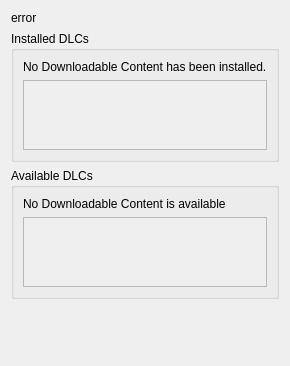
Before: the Qt Designer form rare/ui/components/tabs/games/game_info/game_dlc.ui in RareDevs/Rare, drawn with Qt 5.
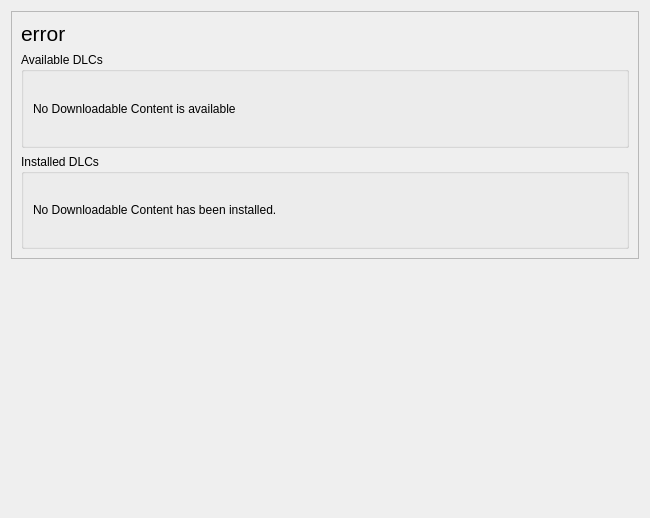
After: the same form once the commit is applied.

Commit message: Remove border from dlc tab

Patch:
```diff
--- a/rare/ui/components/tabs/games/game_info/game_dlc.ui
+++ b/rare/ui/components/tabs/games/game_info/game_dlc.ui
@@ -6,22 +6,42 @@
    <rect>
     <x>0</x>
     <y>0</y>
-    <width>287</width>
-    <height>366</height>
+       <width>650</width>
+       <height>518</height>
    </rect>
   </property>
   <property name="windowTitle">
    <string>GameDlc</string>
   </property>
   <layout class="QVBoxLayout" name="game_dlc_layout">
-   <item alignment="Qt::AlignTop">
+         <item>
+             <widget class="QScrollArea" name="noborder">
+                 <property name="widgetResizable">
+                     <bool>true</bool>
+                 </property>
+                 <widget class="QWidget" name="scrollAreaWidgetContents">
+                     <property name="geometry">
+                         <rect>
+                             <x>0</x>
+                             <y>0</y>
+                             <width>630</width>
+                             <height>245</height>
+                         </rect>
+                     </property>
+                     <layout class="QVBoxLayout" name="verticalLayout">
+                         <item>
     <widget class="QLabel" name="game_title">
      <property name="sizePolicy">
-      <sizepolicy hsizetype="Preferred" vsizetype="Preferred">
+                                     <sizepolicy hsizetype="Preferred" vsizetype="Maximum">
        <horstretch>0</horstretch>
        <verstretch>0</verstretch>
       </sizepolicy>
      </property>
+                                 <property name="font">
+                                     <font>
+                                         <pointsize>16</pointsize>
+                                     </font>
+                                 </property>
      <property name="text">
       <string notr="true">error</string>
      </property>
@@ -30,74 +50,6 @@
      </property>
     </widget>
    </item>
-   <item>
-    <widget class="QGroupBox" name="installed_dlc_group">
-     <property name="sizePolicy">
-      <sizepolicy hsizetype="Preferred" vsizetype="Preferred">
-       <horstretch>0</horstretch>
-       <verstretch>0</verstretch>
-      </sizepolicy>
-     </property>
-     <property name="title">
-      <string>Installed DLCs</string>
-     </property>
-     <property name="alignment">
-      <set>Qt::AlignLeading|Qt::AlignLeft|Qt::AlignTop</set>
-     </property>
-     <layout class="QVBoxLayout" name="installed_dlc_group_layout">
-      <item>
-       <widget class="QLabel" name="installed_dlc_label">
-        <property name="text">
-         <string>No Downloadable Content has been installed.</string>
-        </property>
-       </widget>
-      </item>
-      <item>
-       <widget class="QScrollArea" name="installed_dlc_scroll">
-        <property name="focusPolicy">
-         <enum>Qt::WheelFocus</enum>
-        </property>
-        <property name="frameShape">
-         <enum>QFrame::StyledPanel</enum>
-        </property>
-        <property name="frameShadow">
-         <enum>QFrame::Sunken</enum>
-        </property>
-        <property name="horizontalScrollBarPolicy">
-         <enum>Qt::ScrollBarAlwaysOff</enum>
-        </property>
-        <property name="widgetResizable">
-         <bool>true</bool>
-        </property>
-        <property name="alignment">
-         <set>Qt::AlignLeading|Qt::AlignLeft|Qt::AlignTop</set>
-        </property>
-        <widget class="QWidget" name="installed_dlc_contents">
-         <property name="geometry">
-          <rect>
-           <x>0</x>
-           <y>0</y>
-           <width>255</width>
-           <height>16</height>
-          </rect>
-         </property>
-         <property name="sizePolicy">
-          <sizepolicy hsizetype="Preferred" vsizetype="Maximum">
-           <horstretch>0</horstretch>
-           <verstretch>0</verstretch>
-          </sizepolicy>
-         </property>
-         <layout class="QVBoxLayout" name="installed_dlc_contents_layout">
-          <property name="spacing">
-           <number>6</number>
-          </property>
-         </layout>
-        </widget>
-       </widget>
-      </item>
-     </layout>
-    </widget>
-   </item>
    <item>
     <widget class="QGroupBox" name="available_dlc_group">
      <property name="sizePolicy">
@@ -120,48 +72,37 @@
         </property>
        </widget>
       </item>
+                                 </layout>
+                             </widget>
+                         </item>
       <item>
-       <widget class="QScrollArea" name="available_dlc_scroll">
-        <property name="frameShape">
-         <enum>QFrame::StyledPanel</enum>
-        </property>
-        <property name="frameShadow">
-         <enum>QFrame::Sunken</enum>
-        </property>
-        <property name="horizontalScrollBarPolicy">
-         <enum>Qt::ScrollBarAlwaysOff</enum>
-        </property>
-        <property name="widgetResizable">
-         <bool>true</bool>
-        </property>
-        <property name="alignment">
-         <set>Qt::AlignLeading|Qt::AlignLeft|Qt::AlignTop</set>
-        </property>
-        <widget class="QWidget" name="available_dlc_contents">
-         <property name="geometry">
-          <rect>
-           <x>0</x>
-           <y>0</y>
-           <width>255</width>
-           <height>16</height>
-          </rect>
-         </property>
+                             <widget class="QGroupBox" name="installed_dlc_group">
          <property name="sizePolicy">
-          <sizepolicy hsizetype="Preferred" vsizetype="Maximum">
+                                     <sizepolicy hsizetype="Preferred" vsizetype="Preferred">
            <horstretch>0</horstretch>
            <verstretch>0</verstretch>
           </sizepolicy>
          </property>
-         <layout class="QVBoxLayout" name="available_dlc_contents_layout">
-          <property name="spacing">
-           <number>6</number>
-          </property>
-         </layout>
-        </widget>
-       </widget>
+                                 <property name="title">
+                                     <string>Installed DLCs</string>
+                                 </property>
+                                 <property name="alignment">
+                                     <set>Qt::AlignLeading|Qt::AlignLeft|Qt::AlignTop</set>
+                                 </property>
+                                 <layout class="QVBoxLayout" name="installed_dlc_group_layout">
+                                     <item>
+                                         <widget class="QLabel" name="installed_dlc_label">
+                                             <property name="text">
+                                                 <string>No Downloadable Content has been installed.</string>
+                                             </property>
+                                         </widget>
+                                     </item>
+                                 </layout>
+                             </widget>
       </item>
      </layout>
     </widget>
+             </widget>
    </item>
    <item>
     <spacer name="vspacer">
```
Left out of the diff: 4 changed lines with no effect on the pictures. Lines whose indentation alone changed are shown as unchanged. The commit also changes 7 other files.
